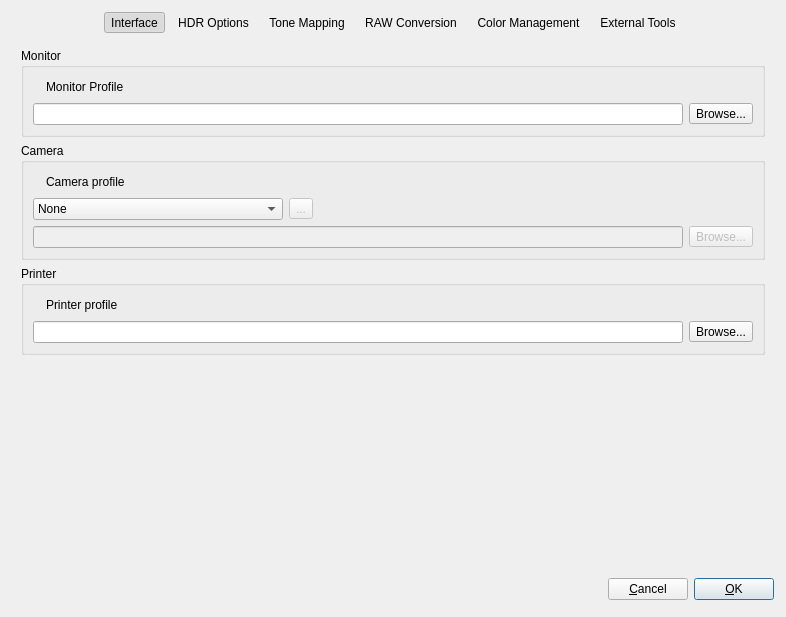
Old version of the form src/Preferences/PreferencesDialog.ui in the repository LuminanceHDR/LuminanceHDR.
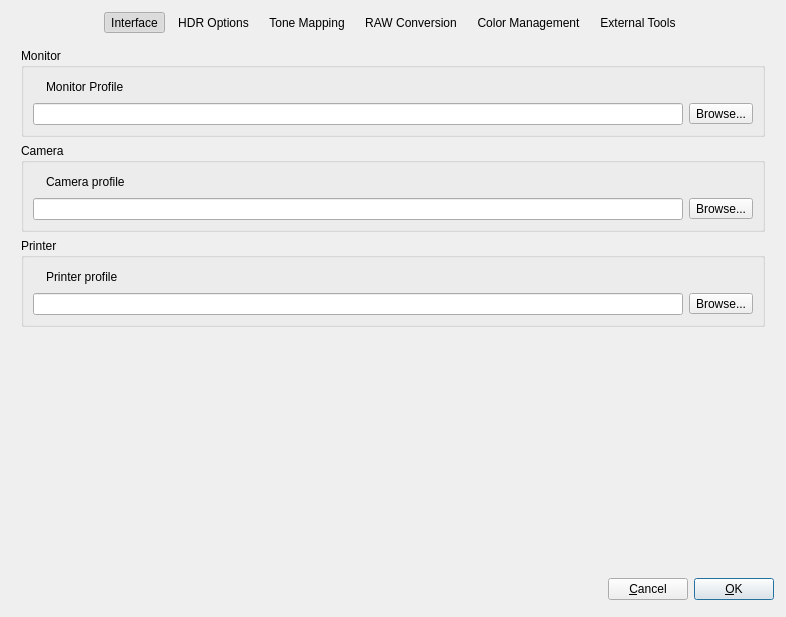
New version of the form. The open tabs and pages were chosen to show the change. Icons and pictures are not drawn.

Commit message: [PreferencesDialog]: Modified Color Management Settings, only camera profile from file

Patch:
```diff
--- a/src/Preferences/PreferencesDialog.ui
+++ b/src/Preferences/PreferencesDialog.ui
@@ -2190,87 +2190,11 @@
                </layout>
               </item>
               <item row="1" column="0">
-               <layout class="QHBoxLayout" name="horizontalLayout_32">
-                <item>
-                 <widget class="QComboBox" name="camera_comboBox">
-                  <property name="enabled">
-                   <bool>true</bool>
-                  </property>
-                  <property name="minimumSize">
-                   <size>
-                    <width>250</width>
-                    <height>0</height>
-                   </size>
-                  </property>
-                  <property name="maximumSize">
-                   <size>
-                    <width>250</width>
-                    <height>16777215</height>
-                   </size>
-                  </property>
-                  <property name="toolTip">
-                   <string>&lt;!DOCTYPE HTML PUBLIC &quot;-//W3C//DTD HTML 4.0//EN&quot; &quot;http://www.w3.org/TR/REC-html40/strict.dtd&quot;&gt;
-&lt;html&gt;&lt;head&gt;&lt;meta name=&quot;qrichtext&quot; content=&quot;1&quot; /&gt;&lt;style type=&quot;text/css&quot;&gt;
-p, li { white-space: pre-wrap; }
-&lt;/style&gt;&lt;/head&gt;&lt;body style=&quot; font-family:'Sans Serif'; font-size:10pt; font-weight:400; font-style:normal;&quot;&gt;
-&lt;p style=&quot; margin-top:0px; margin-bottom:0px; margin-left:0px; margin-right:0px; -qt-block-indent:0; text-indent:0px;&quot;&gt;&lt;span style=&quot; font-weight:600;&quot;&gt;Camera Profile&lt;/span&gt;&lt;/p&gt;
-&lt;p style=&quot; margin-top:0px; margin-bottom:0px; margin-left:0px; margin-right:0px; -qt-block-indent:0; text-indent:0px;&quot;&gt;Select here the input color space used to decode RAW data.&lt;/p&gt;
-&lt;p style=&quot; margin-top:0px; margin-bottom:0px; margin-left:0px; margin-right:0px; -qt-block-indent:0; text-indent:0px;&quot;&gt;&lt;span style=&quot; font-weight:600;&quot;&gt;None&lt;/span&gt;: no input color profile is used during RAW decoding.&lt;/p&gt;
-&lt;p style=&quot; margin-top:0px; margin-bottom:0px; margin-left:0px; margin-right:0px; -qt-block-indent:0; text-indent:0px;&quot;&gt;&lt;span style=&quot; font-weight:600;&quot;&gt;Embedded&lt;/span&gt;: use embedded color profile from RAW file if exist.&lt;/p&gt;
-&lt;p style=&quot; margin-top:0px; margin-bottom:0px; margin-left:0px; margin-right:0px; -qt-block-indent:0; text-indent:0px;&quot;&gt;&lt;span style=&quot; font-weight:600;&quot;&gt;Custom&lt;/span&gt;: use a custom input color space profile.&lt;/p&gt;&lt;/body&gt;&lt;/html&gt;</string>
-                  </property>
-                  <item>
-                   <property name="text">
-                    <string>None</string>
-                   </property>
-                  </item>
-                  <item>
-                   <property name="text">
-                    <string>Built in</string>
-                   </property>
-                  </item>
-                  <item>
-                   <property name="text">
-                    <string>Custom</string>
-                   </property>
-                  </item>
-                 </widget>
-                </item>
-                <item>
-                 <widget class="QToolButton" name="camera_toolButton_reset">
-                  <property name="enabled">
-                   <bool>false</bool>
-                  </property>
-                  <property name="text">
-                   <string>...</string>
-                  </property>
-                  <property name="icon">
-                   <iconset resource="../../icons.qrc">
-                    <normaloff>:/new/prefix1/images/edit-undo.png</normaloff>:/new/prefix1/images/edit-undo.png</iconset>
-                  </property>
-                 </widget>
-                </item>
-                <item>
-                 <spacer name="horizontalSpacer">
-                  <property name="orientation">
-                   <enum>Qt::Horizontal</enum>
-                  </property>
-                  <property name="sizeHint" stdset="0">
-                   <size>
-                    <width>40</width>
-                    <height>20</height>
-                   </size>
-                  </property>
-                 </spacer>
-                </item>
-               </layout>
-              </item>
-              <item row="2" column="0">
                <layout class="QHBoxLayout" name="horizontalLayout_19">
                 <item>
                  <widget class="QLineEdit" name="camera_lineEdit">
                   <property name="enabled">
-                   <bool>false</bool>
+                   <bool>true</bool>
                   </property>
                   <property name="minimumSize">
                    <size>
@@ -2289,7 +2213,7 @@
                 <item>
                  <widget class="QToolButton" name="camera_toolButton">
                   <property name="enabled">
-                   <bool>false</bool>
+                   <bool>true</bool>
                   </property>
                   <property name="text">
                    <string>Browse...</string>
```
The commit also changes 5 other files.
